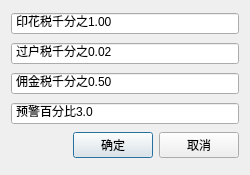
Qt form UI/JKNewProject.ui (Mr-WangJin/StockTool) before a commit.
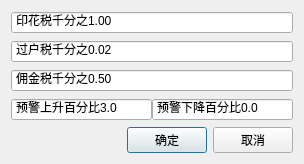
The same form after that commit.

Commit message: 添加预警上限 下限

Patch:
```diff
--- a/UI/JKNewProject.ui
+++ b/UI/JKNewProject.ui
@@ -6,8 +6,8 @@
    <rect>
     <x>0</x>
     <y>0</y>
-    <width>250</width>
-    <height>175</height>
+    <width>304</width>
+    <height>163</height>
    </rect>
   </property>
   <property name="windowTitle">
@@ -54,12 +54,17 @@
     </widget>
    </item>
    <item>
-    <widget class="QDoubleSpinBox" name="dSpBxAlertPercent">
+    <layout class="QHBoxLayout" name="horizontalLayout_2">
+     <property name="spacing">
+      <number>0</number>
+     </property>
+     <item>
+      <widget class="QDoubleSpinBox" name="dSpBxUpAlertPercent">
      <property name="buttonSymbols">
       <enum>QAbstractSpinBox::NoButtons</enum>
      </property>
      <property name="prefix">
-      <string>预警百分比</string>
+        <string>预警上升百分比</string>
      </property>
      <property name="decimals">
       <number>1</number>
@@ -68,6 +73,30 @@
       <double>3.000000000000000</double>
      </property>
     </widget>
+     </item>
+     <item>
+      <widget class="QDoubleSpinBox" name="dSpBxDownAlertPercent">
+       <property name="buttonSymbols">
+        <enum>QAbstractSpinBox::NoButtons</enum>
+       </property>
+       <property name="prefix">
+        <string>预警下降百分比</string>
+       </property>
+       <property name="decimals">
+        <number>1</number>
+       </property>
+       <property name="minimum">
+        <double>-100.000000000000000</double>
+       </property>
+       <property name="maximum">
+        <double>0.000000000000000</double>
+       </property>
+       <property name="value">
+        <double>0.000000000000000</double>
+       </property>
+      </widget>
+     </item>
+    </layout>
    </item>
    <item>
     <layout class="QHBoxLayout" name="horizontalLayout">
```
Lines whose indentation alone changed are shown as unchanged. The commit also changes 10 other files.
